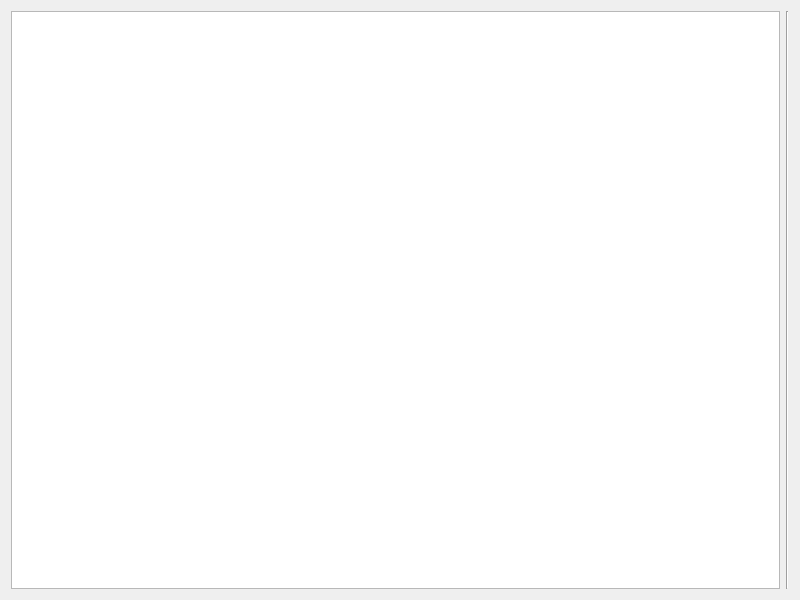
Qt form src/views/ui_files/reports/cash_flow_periodic_report.ui (JakubFranek/Kapytal) before a commit.
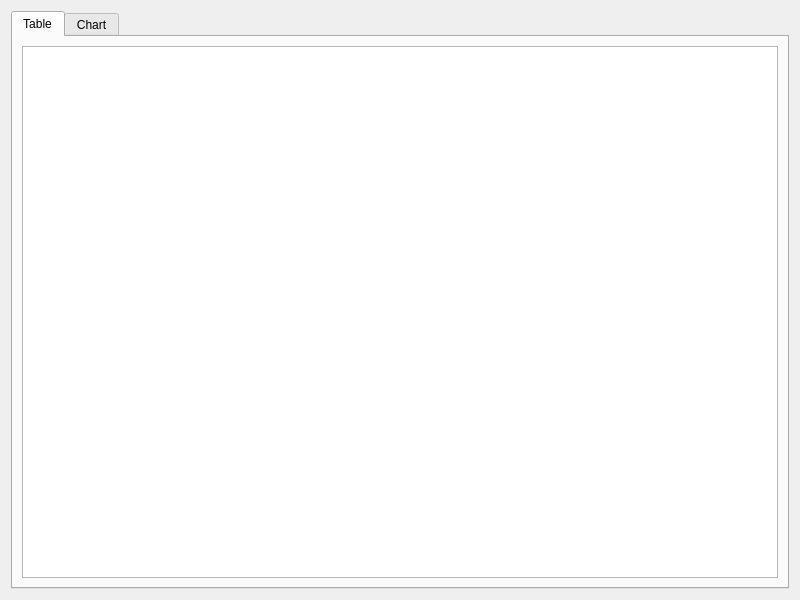
The same form after that commit.

Commit message: Add Cash Flow Periodic Report chart

Diff of the .ui file:
```diff
--- a/src/views/ui_files/reports/cash_flow_periodic_report.ui
+++ b/src/views/ui_files/reports/cash_flow_periodic_report.ui
@@ -21,6 +21,16 @@
   </property>
   <layout class="QHBoxLayout" name="horizontalLayout">
    <item>
+    <widget class="QTabWidget" name="tabWidget">
+     <property name="currentIndex">
+      <number>0</number>
+     </property>
+     <widget class="QWidget" name="tableTab">
+      <attribute name="title">
+       <string>Table</string>
+      </attribute>
+      <layout class="QVBoxLayout" name="tableTabVerticalLayout">
+       <item>
     <widget class="QTableView" name="tableView">
      <property name="sortingEnabled">
       <bool>true</bool>
@@ -28,16 +38,22 @@
      <attribute name="horizontalHeaderHighlightSections">
       <bool>false</bool>
      </attribute>
+         <attribute name="horizontalHeaderStretchLastSection">
+          <bool>false</bool>
+         </attribute>
      <attribute name="verticalHeaderHighlightSections">
       <bool>false</bool>
      </attribute>
     </widget>
    </item>
-   <item>
-    <widget class="Line" name="line">
-     <property name="orientation">
-      <enum>Qt::Vertical</enum>
-     </property>
+      </layout>
+     </widget>
+     <widget class="QWidget" name="chartTab">
+      <attribute name="title">
+       <string>Chart</string>
+      </attribute>
+      <layout class="QVBoxLayout" name="chartTabVerticalLayout"/>
+     </widget>
     </widget>
    </item>
   </layout>
```
Left out of the diff: 4 changed lines with no effect on the pictures. Lines whose indentation alone changed are shown as unchanged. The commit also changes 6 other files.
